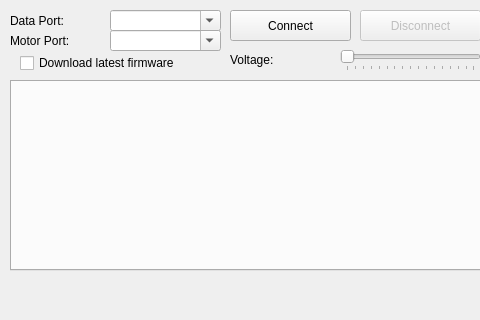
Above: mainwindow.ui from ahp-electronics/xc-gui before the change; both pictures show x 0 to 480 and y 0 to 320 of the 1105 by 600 pixel window. Below: the same form after it.
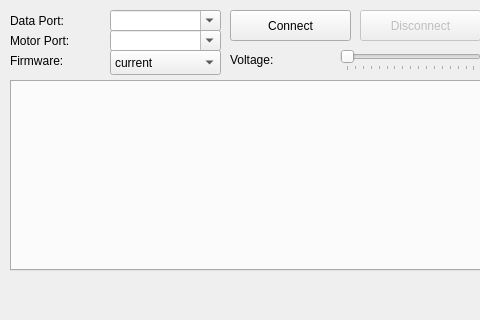
That is the form after the change.

Diff of the .ui file:
```diff
--- a/mainwindow.ui
+++ b/mainwindow.ui
@@ -285,17 +285,32 @@
      <number>2</number>
     </property>
    </widget>
-   <widget class="QCheckBox" name="Download">
+   <widget class="QComboBox" name="firmware">
     <property name="geometry">
      <rect>
-      <x>20</x>
-      <y>53</y>
-      <width>201</width>
-      <height>20</height>
+      <x>110</x>
+      <y>50</y>
+      <width>111</width>
+      <height>25</height>
+     </rect>
+    </property>
+    <item>
+     <property name="text">
+      <string>current</string>
+     </property>
+    </item>
+   </widget>
+   <widget class="QLabel" name="label_3">
+    <property name="geometry">
+     <rect>
+      <x>10</x>
+      <y>50</y>
+      <width>91</width>
+      <height>21</height>
      </rect>
     </property>
     <property name="text">
-     <string>Download latest firmware</string>
+     <string>Firmware:</string>
     </property>
    </widget>
   </widget>
```
